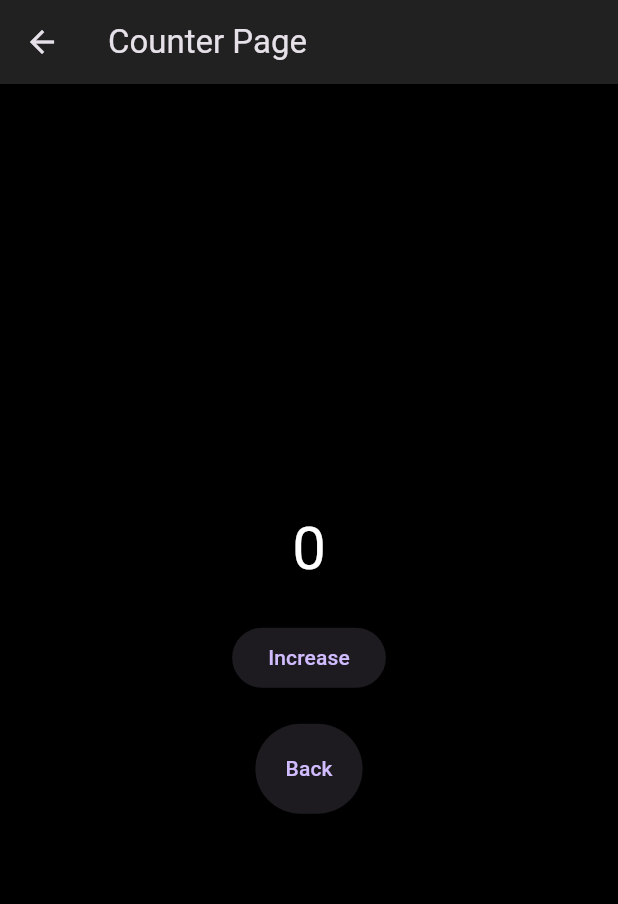
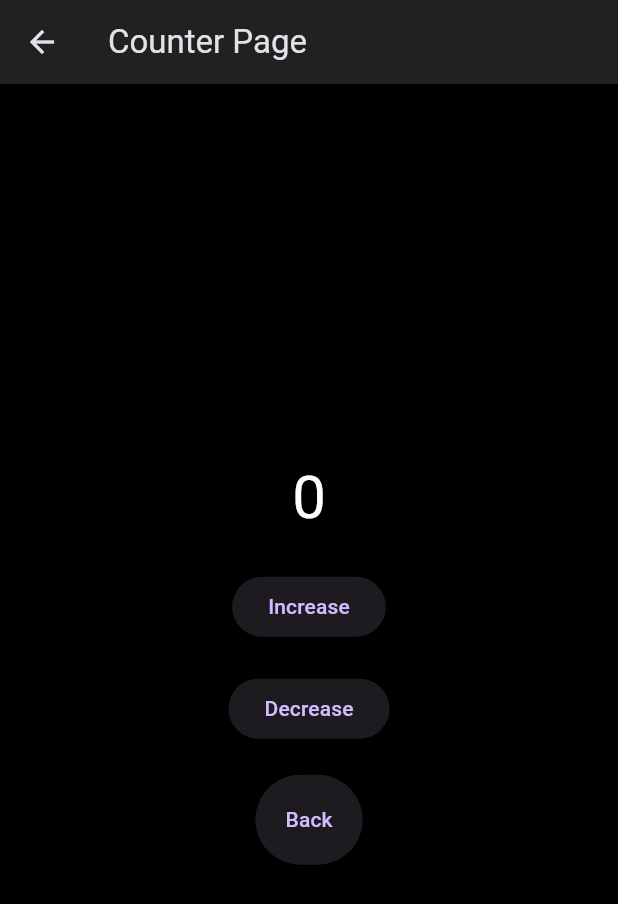
Before and after one commit to merdanusa/Net, a Flutter app: the CounterPage screen opened by its route, on a phone screen of 412 x 824 dp. Shown: the top 904 px of the screen. Run offline on Flutter 3.47's test engine with Material 3 defaults, Android fonts, the phone set to English and light mode, and no system bars.

Commit message:
init commit

```diff
--- a/lib/pages/counter_page.dart
+++ b/lib/pages/counter_page.dart
@@ -38,6 +38,15 @@ class _CounterPageState extends State<CounterPage> {
             const SizedBox(height: 20),
             ElevatedButton(
               onPressed: () {
+                setState(() {
+                  count--;
+                });
+              },
+              child: const Text("Decrease"),
+            ),
+            const SizedBox(height: 20),
+            ElevatedButton(
+              onPressed: () {
                 Navigator.pop(context);
               },
               style: ButtonStyle(
```
